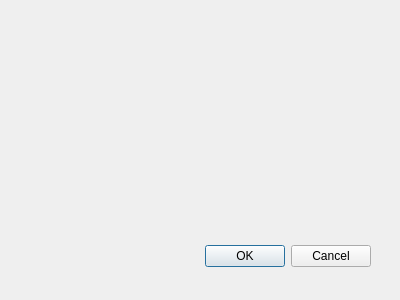
This is test.ui in BinarMorker/GP2 as Qt 5 draws it before an edit. The edited form follows.
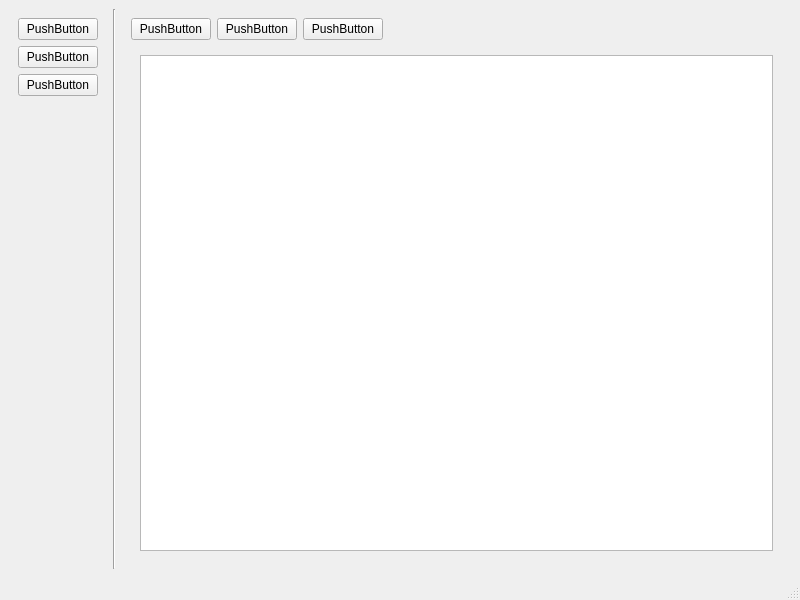
This is the edited form. Icons and pictures are not drawn.

Commit message: Avancement de l'interface

The edit to the form file:
```diff
--- a/test.ui
+++ b/test.ui
@@ -1,34 +1,150 @@
 <?xml version="1.0" encoding="UTF-8"?>
 <ui version="4.0">
- <class>Dialog</class>
- <widget class="QDialog" name="Dialog">
+ <class>MainWindow</class>
+ <widget class="QMainWindow" name="MainWindow">
   <property name="geometry">
    <rect>
     <x>0</x>
     <y>0</y>
-    <width>400</width>
-    <height>300</height>
+    <width>800</width>
+    <height>600</height>
    </rect>
   </property>
   <property name="windowTitle">
    <string>Dialog</string>
   </property>
-  <widget class="QDialogButtonBox" name="buttonBox">
+  <widget class="QWidget" name="centralwidget">
+   <layout class="QHBoxLayout" name="horizontalLayout">
+    <item>
+     <widget class="QWidget" name="widget_2" native="true">
+      <layout class="QVBoxLayout" name="verticalLayout_2">
+       <item>
+        <widget class="QPushButton" name="pushButton_5">
+         <property name="text">
+          <string>PushButton</string>
+         </property>
+        </widget>
+       </item>
+       <item>
+        <widget class="QPushButton" name="pushButton_4">
+         <property name="text">
+          <string>PushButton</string>
+         </property>
+        </widget>
+       </item>
+       <item>
+        <widget class="QPushButton" name="pushButton_3">
+         <property name="text">
+          <string>PushButton</string>
+         </property>
+        </widget>
+       </item>
+       <item>
+        <spacer name="verticalSpacer">
+         <property name="orientation">
+          <enum>Qt::Vertical</enum>
+         </property>
+         <property name="sizeHint" stdset="0">
+          <size>
+           <width>20</width>
+           <height>40</height>
+          </size>
+         </property>
+        </spacer>
+       </item>
+      </layout>
+     </widget>
+    </item>
+    <item>
+     <widget class="Line" name="line">
+      <property name="orientation">
+       <enum>Qt::Vertical</enum>
+      </property>
+     </widget>
+    </item>
+    <item>
+     <widget class="QWidget" name="widget" native="true">
+      <layout class="QVBoxLayout" name="verticalLayout">
+       <item>
+        <layout class="QHBoxLayout" name="horizontalLayout_2">
+         <property name="sizeConstraint">
+          <enum>QLayout::SetMinimumSize</enum>
+         </property>
+         <item>
+          <widget class="QPushButton" name="pushButton_2">
+           <property name="text">
+            <string>PushButton</string>
+           </property>
+           <property name="icon">
+            <iconset>
+             <normaloff>images/list-add.svg</normaloff>images/list-add.svg</iconset>
+           </property>
+          </widget>
+         </item>
+         <item>
+          <widget class="QPushButton" name="pushButton">
+           <property name="text">
+            <string>PushButton</string>
+           </property>
+          </widget>
+         </item>
+         <item>
+          <widget class="QPushButton" name="pushButton_6">
+           <property name="text">
+            <string>PushButton</string>
+           </property>
+           <property name="icon">
+            <iconset>
+             <normaloff>images/list-remove.svg</normaloff>images/list-remove.svg</iconset>
+           </property>
+          </widget>
+         </item>
+         <item>
+          <spacer name="horizontalSpacer">
+           <property name="orientation">
+            <enum>Qt::Horizontal</enum>
+           </property>
+           <property name="sizeHint" stdset="0">
+            <size>
+             <width>40</width>
+             <height>20</height>
+            </size>
+           </property>
+          </spacer>
+         </item>
+        </layout>
+       </item>
+       <item>
+        <widget class="QWidget" name="widget" native="true">
+         <property name="sizePolicy">
+          <sizepolicy hsizetype="Expanding" vsizetype="Expanding">
+           <horstretch>0</horstretch>
+           <verstretch>0</verstretch>
+          </sizepolicy>
+         </property>
+         <layout class="QVBoxLayout" name="verticalLayout_3">
+          <item>
+           <widget class="QTableView" name="tableView"/>
+          </item>
+         </layout>
+        </widget>
+       </item>
+      </layout>
+     </widget>
+    </item>
+   </layout>
+  </widget>
+  <widget class="QMenuBar" name="menubar">
    <property name="geometry">
     <rect>
-     <x>30</x>
-     <y>240</y>
-     <width>341</width>
-     <height>32</height>
+     <x>0</x>
+     <y>0</y>
+     <width>800</width>
+     <height>27</height>
     </rect>
    </property>
-   <property name="orientation">
-    <enum>Qt::Horizontal</enum>
-   </property>
-   <property name="standardButtons">
-    <set>QDialogButtonBox::Cancel|QDialogButtonBox::Ok</set>
-   </property>
   </widget>
+  <widget class="QStatusBar" name="statusbar"/>
  </widget>
  <resources/>
  <connections>
```
Left out of the diff: 37 changed lines with no effect on the pictures. The commit also changes 6 other files.
